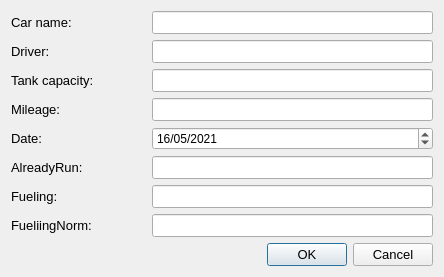
Vaelastrasz/CnF_Tracker, file insertrecord.ui: the form before one commit.
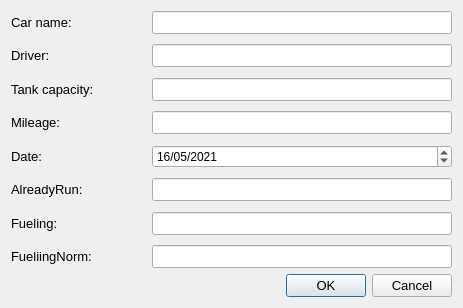
The form after the commit.

```diff
--- a/insertrecord.ui
+++ b/insertrecord.ui
@@ -6,8 +6,8 @@
    <rect>
     <x>0</x>
     <y>0</y>
-    <width>444</width>
-    <height>268</height>
+    <width>463</width>
+    <height>308</height>
    </rect>
   </property>
   <property name="windowTitle">
@@ -16,17 +16,83 @@
   <layout class="QGridLayout" name="gridLayout_2">
    <item row="0" column="0">
     <layout class="QGridLayout" name="gridLayout">
+     <item row="9" column="0">
+      <spacer name="verticalSpacer_5">
+       <property name="orientation">
+        <enum>Qt::Vertical</enum>
+       </property>
+       <property name="sizeHint" stdset="0">
+        <size>
+         <width>20</width>
+         <height>40</height>
+        </size>
+       </property>
+      </spacer>
+     </item>
+     <item row="7" column="0">
+      <spacer name="verticalSpacer_4">
+       <property name="orientation">
+        <enum>Qt::Vertical</enum>
+       </property>
+       <property name="sizeHint" stdset="0">
+        <size>
+         <width>20</width>
+         <height>40</height>
+        </size>
+       </property>
+      </spacer>
+     </item>
+     <item row="5" column="0">
+      <spacer name="verticalSpacer_3">
+       <property name="orientation">
+        <enum>Qt::Vertical</enum>
+       </property>
+       <property name="sizeHint" stdset="0">
+        <size>
+         <width>20</width>
+         <height>40</height>
+        </size>
+       </property>
+      </spacer>
+     </item>
+     <item row="3" column="0">
+      <spacer name="verticalSpacer_2">
+       <property name="orientation">
+        <enum>Qt::Vertical</enum>
+       </property>
+       <property name="sizeHint" stdset="0">
+        <size>
+         <width>20</width>
+         <height>40</height>
+        </size>
+       </property>
+      </spacer>
+     </item>
+     <item row="11" column="0">
+      <spacer name="verticalSpacer_6">
+       <property name="orientation">
+        <enum>Qt::Vertical</enum>
+       </property>
+       <property name="sizeHint" stdset="0">
+        <size>
+         <width>20</width>
+         <height>40</height>
+        </size>
+       </property>
+      </spacer>
+     </item>
      <item row="1" column="0">
-      <widget class="QLabel" name="lbl_driver">
-       <property name="font">
-        <font>
-         <pointsize>10</pointsize>
-        </font>
+      <spacer name="verticalSpacer">
+       <property name="orientation">
+        <enum>Qt::Vertical</enum>
        </property>
-       <property name="text">
-        <string>Driver:</string>
+       <property name="sizeHint" stdset="0">
+        <size>
+         <width>20</width>
+         <height>40</height>
+        </size>
        </property>
-      </widget>
+      </spacer>
      </item>
      <item row="0" column="2">
       <spacer name="horizontalSpacer">
@@ -49,6 +115,21 @@
        </property>
       </spacer>
      </item>
+     <item row="0" column="4">
+      <widget class="QLineEdit" name="edit_carName">
+       <property name="minimumSize">
+        <size>
+         <width>250</width>
+         <height>0</height>
+        </size>
+       </property>
+       <property name="font">
+        <font>
+         <pointsize>10</pointsize>
+        </font>
+       </property>
+      </widget>
+     </item>
      <item row="0" column="0" colspan="2">
       <widget class="QLabel" name="lbl_carName">
        <property name="font">
@@ -61,22 +142,19 @@
        </property>
       </widget>
      </item>
-     <item row="0" column="4">
-      <widget class="QLineEdit" name="edit_carName">
-       <property name="minimumSize">
-        <size>
-         <width>250</width>
-         <height>0</height>
-        </size>
-       </property>
+     <item row="2" column="0">
+      <widget class="QLabel" name="lbl_driver">
        <property name="font">
         <font>
          <pointsize>10</pointsize>
         </font>
        </property>
+       <property name="text">
+        <string>Driver:</string>
+       </property>
       </widget>
      </item>
-     <item row="3" column="0">
+     <item row="6" column="0">
       <widget class="QLabel" name="lbl_mileage">
        <property name="font">
         <font>
@@ -88,7 +166,7 @@
        </property>
       </widget>
      </item>
-     <item row="2" column="0">
+     <item row="4" column="0">
       <widget class="QLabel" name="lbl_tankCap">
        <property name="font">
         <font>
@@ -100,8 +178,8 @@
        </property>
       </widget>
      </item>
-     <item row="2" column="1" colspan="2">
-      <spacer name="horizontalSpacer_3">
+     <item row="8" column="1" colspan="2">
+      <spacer name="horizontalSpacer_5">
        <property name="font">
         <font>
          <pointsize>10</pointsize>
@@ -122,42 +200,6 @@
       </spacer>
      </item>
      <item row="2" column="4">
-      <widget class="QLineEdit" name="edit_tankCap">
-       <property name="minimumSize">
-        <size>
-         <width>250</width>
-         <height>0</height>
-        </size>
-       </property>
-       <property name="font">
-        <font>
-         <pointsize>10</pointsize>
-        </font>
-       </property>
-      </widget>
-     </item>
-     <item row="1" column="1" colspan="2">
-      <spacer name="horizontalSpacer_2">
-       <property name="font">
-        <font>
-         <pointsize>10</pointsize>
-        </font>
-       </property>
-       <property name="orientation">
-        <enum>Qt::Horizontal</enum>
-       </property>
-       <property name="sizeType">
-        <enum>QSizePolicy::Preferred</enum>
-       </property>
-       <property name="sizeHint" stdset="0">
-        <size>
-         <width>40</width>
-         <height>20</height>
-        </size>
-       </property>
-      </spacer>
-     </item>
-     <item row="1" column="4">
       <widget class="QLineEdit" name="edit_driver">
        <property name="minimumSize">
         <size>
@@ -173,7 +215,7 @@
       </widget>
      </item>
      <item row="4" column="1" colspan="2">
-      <spacer name="horizontalSpacer_5">
+      <spacer name="horizontalSpacer_3">
        <property name="font">
         <font>
          <pointsize>10</pointsize>
@@ -193,7 +235,7 @@
        </property>
       </spacer>
      </item>
-     <item row="3" column="1" colspan="2">
+     <item row="6" column="1" colspan="2">
       <spacer name="horizontalSpacer_4">
        <property name="font">
         <font>
@@ -214,7 +256,91 @@
        </property>
       </spacer>
      </item>
-     <item row="3" column="4">
+     <item row="4" column="4">
+      <widget class="QLineEdit" name="edit_tankCap">
+       <property name="minimumSize">
+        <size>
+         <width>250</width>
+         <height>0</height>
+        </size>
+       </property>
+       <property name="font">
+        <font>
+         <pointsize>10</pointsize>
+        </font>
+       </property>
+      </widget>
+     </item>
+     <item row="2" column="1" colspan="2">
+      <spacer name="horizontalSpacer_2">
+       <property name="font">
+        <font>
+         <pointsize>10</pointsize>
+        </font>
+       </property>
+       <property name="orientation">
+        <enum>Qt::Horizontal</enum>
+       </property>
+       <property name="sizeType">
+        <enum>QSizePolicy::Preferred</enum>
+       </property>
+       <property name="sizeHint" stdset="0">
+        <size>
+         <width>40</width>
+         <height>20</height>
+        </size>
+       </property>
+      </spacer>
+     </item>
+     <item row="10" column="4">
+      <widget class="QLineEdit" name="edit_alreadyRun">
+       <property name="minimumSize">
+        <size>
+         <width>250</width>
+         <height>0</height>
+        </size>
+       </property>
+       <property name="font">
+        <font>
+         <pointsize>10</pointsize>
+        </font>
+       </property>
+      </widget>
+     </item>
+     <item row="12" column="2">
+      <spacer name="horizontalSpacer_7">
+       <property name="font">
+        <font>
+         <pointsize>10</pointsize>
+        </font>
+       </property>
+       <property name="orientation">
+        <enum>Qt::Horizontal</enum>
+       </property>
+       <property name="sizeType">
+        <enum>QSizePolicy::Preferred</enum>
+       </property>
+       <property name="sizeHint" stdset="0">
+        <size>
+         <width>40</width>
+         <height>20</height>
+        </size>
+       </property>
+      </spacer>
+     </item>
+     <item row="10" column="0" colspan="2">
+      <widget class="QLabel" name="lbl_alreadyRun">
+       <property name="font">
+        <font>
+         <pointsize>10</pointsize>
+        </font>
+       </property>
+       <property name="text">
+        <string>AlreadyRun:</string>
+       </property>
+      </widget>
+     </item>
+     <item row="6" column="4">
       <widget class="QLineEdit" name="edit_mileage">
        <property name="minimumSize">
         <size>
@@ -229,7 +355,7 @@
        </property>
       </widget>
      </item>
-     <item row="4" column="0">
+     <item row="8" column="0">
       <widget class="QLabel" name="lbl_date">
        <property name="font">
         <font>
@@ -241,20 +367,8 @@
        </property>
       </widget>
      </item>
-     <item row="5" column="0" colspan="2">
-      <widget class="QLabel" name="lbl_alreadyRun">
-       <property name="font">
-        <font>
-         <pointsize>10</pointsize>
-        </font>
-       </property>
-       <property name="text">
-        <string>AlreadyRun:</string>
-       </property>
-      </widget>
-     </item>
-     <item row="5" column="4">
-      <widget class="QLineEdit" name="edit_alreadyRun">
+     <item row="14" column="4">
+      <widget class="QLineEdit" name="edit_fuelingNorm">
        <property name="minimumSize">
         <size>
          <width>250</width>
@@ -268,49 +382,7 @@
        </property>
       </widget>
      </item>
-     <item row="6" column="2">
-      <spacer name="horizontalSpacer_7">
-       <property name="font">
-        <font>
-         <pointsize>10</pointsize>
-        </font>
-       </property>
-       <property name="orientation">
-        <enum>Qt::Horizontal</enum>
-       </property>
-       <property name="sizeType">
-        <enum>QSizePolicy::Preferred</enum>
-       </property>
-       <property name="sizeHint" stdset="0">
-        <size>
-         <width>40</width>
-         <height>20</height>
-        </size>
-       </property>
-      </spacer>
-     </item>
-     <item row="5" column="2">
-      <spacer name="horizontalSpacer_6">
-       <property name="font">
-        <font>
-         <pointsize>10</pointsize>
-        </font>
-       </property>
-       <property name="orientation">
-        <enum>Qt::Horizontal</enum>
-       </property>
-       <property name="sizeType">
-        <enum>QSizePolicy::Preferred</enum>
-       </property>
-       <property name="sizeHint" stdset="0">
-        <size>
-         <width>40</width>
-         <height>20</height>
-        </size>
-       </property>
-      </spacer>
-     </item>
-     <item row="6" column="0" colspan="2">
+     <item row="12" column="0" colspan="2">
       <widget class="QLabel" name="lbl_fuleing">
        <property name="font">
         <font>
@@ -322,7 +394,7 @@
        </property>
       </widget>
      </item>
-     <item row="6" column="4">
+     <item row="12" column="4">
       <widget class="QLineEdit" name="edit_fueling">
        <property name="minimumSize">
         <size>
@@ -337,22 +409,28 @@
        </property>
       </widget>
      </item>
-     <item row="7" column="4">
-      <widget class="QLineEdit" name="edit_fuelingNorm">
-       <property name="minimumSize">
-        <size>
-         <width>250</width>
-         <height>0</height>
-        </size>
-       </property>
+     <item row="10" column="2">
+      <spacer name="horizontalSpacer_6">
        <property name="font">
         <font>
          <pointsize>10</pointsize>
         </font>
        </property>
-      </widget>
+       <property name="orientation">
+        <enum>Qt::Horizontal</enum>
+       </property>
+       <property name="sizeType">
+        <enum>QSizePolicy::Preferred</enum>
+       </property>
+       <property name="sizeHint" stdset="0">
+        <size>
+         <width>40</width>
+         <height>20</height>
+        </size>
+       </property>
+      </spacer>
      </item>
-     <item row="7" column="2">
+     <item row="14" column="2">
       <spacer name="horizontalSpacer_8">
        <property name="font">
         <font>
@@ -373,7 +451,7 @@
        </property>
       </spacer>
      </item>
-     <item row="7" column="0" colspan="2">
+     <item row="14" column="0" colspan="2">
       <widget class="QLabel" name="lbl_fuelingNorm">
        <property name="font">
         <font>
@@ -385,7 +463,7 @@
        </property>
       </widget>
      </item>
-     <item row="4" column="4">
+     <item row="8" column="4">
       <widget class="QDateEdit" name="edit_date">
        <property name="displayFormat">
         <string>dd/MM/yyyy</string>
@@ -399,6 +477,19 @@
        </property>
       </widget>
      </item>
+     <item row="13" column="0">
+      <spacer name="verticalSpacer_7">
+       <property name="orientation">
+        <enum>Qt::Vertical</enum>
+       </property>
+       <property name="sizeHint" stdset="0">
+        <size>
+         <width>20</width>
+         <height>40</height>
+        </size>
+       </property>
+      </spacer>
+     </item>
     </layout>
    </item>
    <item row="1" column="0">
```
